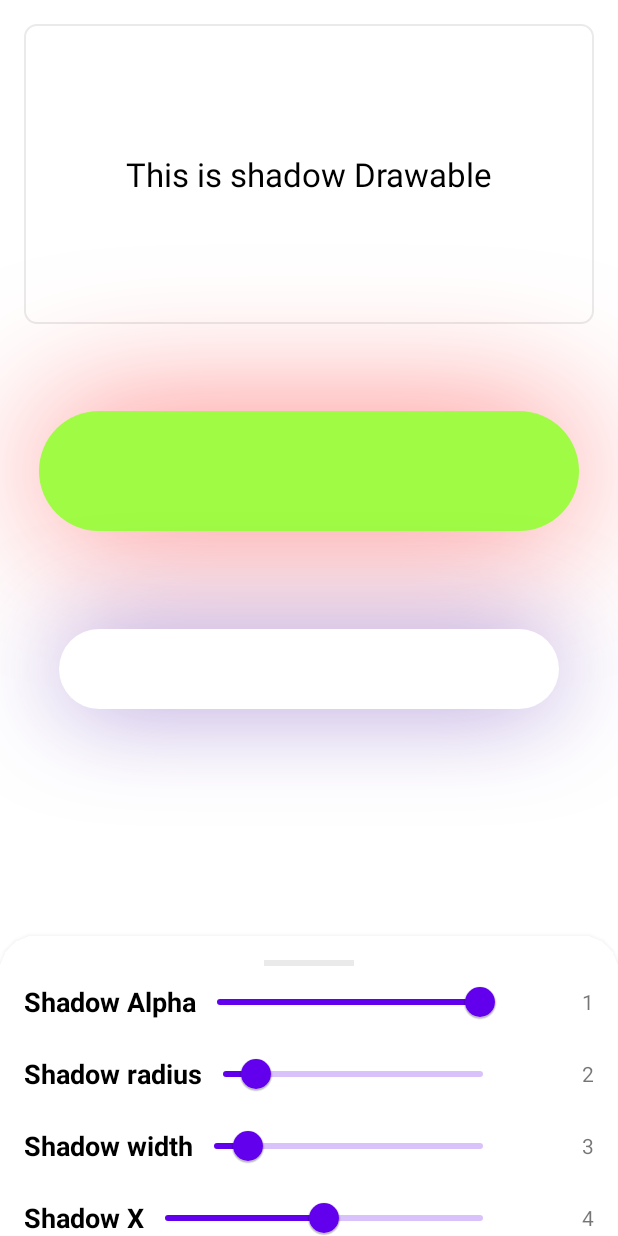
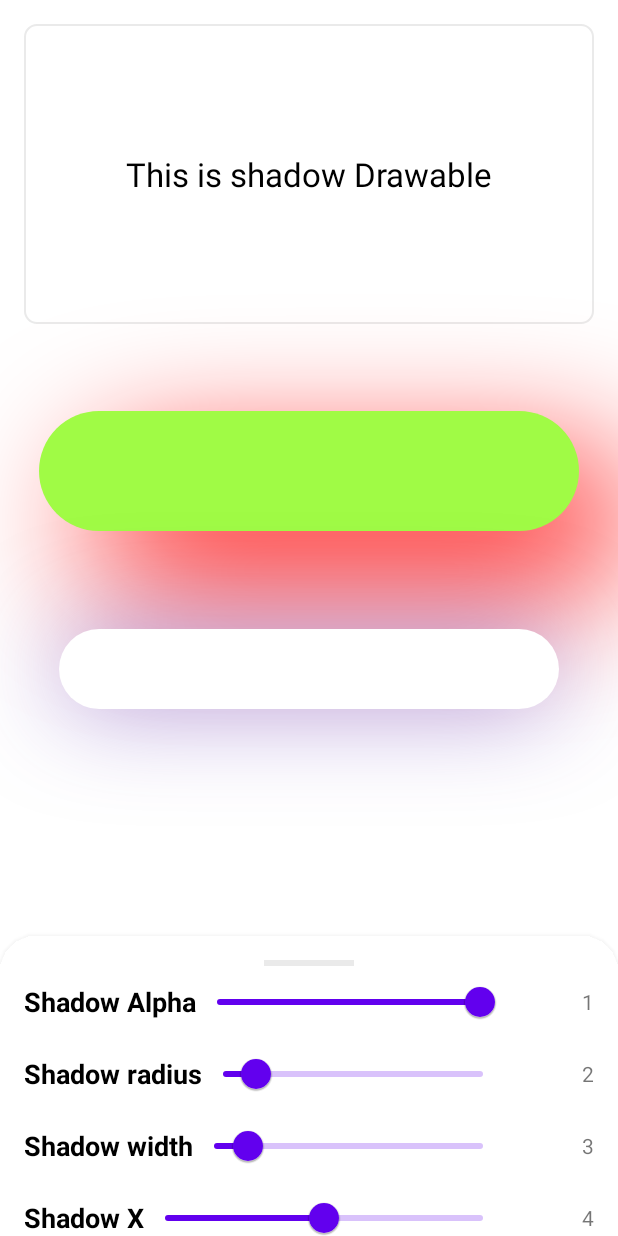
Before and after one commit to AAlier/ShadowView, an Android app: the layout activity_main.xml on its own in the app's theme, with its tools: preview values and no code run, on a phone screen of 412 x 824 dp. Run offline under Robolectric (Android 15) with nearby library versions, the phone set to English and light mode, and no system bars.

Commit message:
Add screenshot

```diff
--- a/app/src/main/res/layout/activity_main.xml
+++ b/app/src/main/res/layout/activity_main.xml
@@ -33,8 +33,11 @@
             android:layout_marginTop="32dp"
             app:backgroundColor="#A0FB45"
             app:radius="80dp"
+            android:pivotX="50"
+            android:pivotY="50"
             app:shadowColor="#FF0A0A"
-            app:shadowWidth="10dp" />
+            app:shadowWidth="10dp"
+            app:shadowAlpha="1" />
 
         <com.jack.shadowview.ShadowView
             android:id="@+id/shadowView2"
```
Also changed, not shown: 2 other files.
